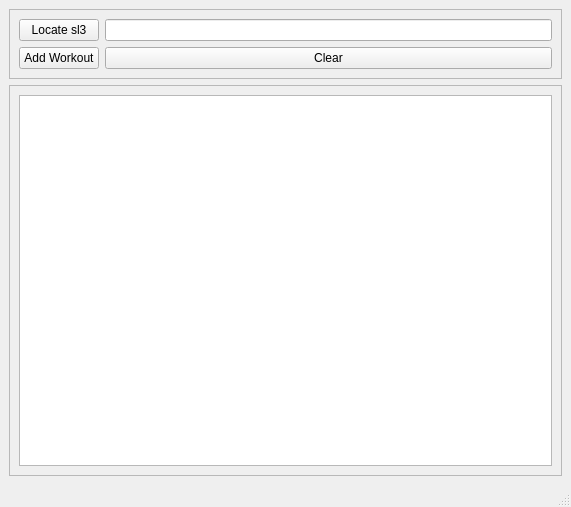
This is layout.ui in HibernatingInsomniac/workout_tracker as Qt 5 draws it before an edit. The edited form follows.
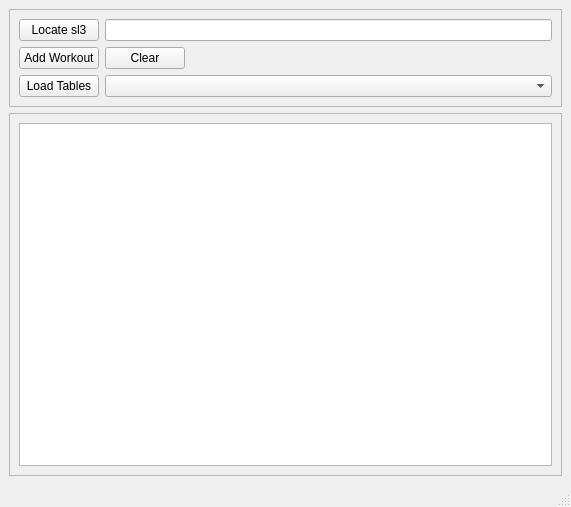
This is the edited form.

Commit message: Added push button and combobox

```diff
--- a/layout.ui
+++ b/layout.ui
@@ -31,7 +31,7 @@
          </property>
         </widget>
        </item>
-       <item row="0" column="1">
+       <item row="0" column="1" colspan="2">
         <widget class="QLineEdit" name="leSl3Location"/>
        </item>
        <item row="1" column="0">
@@ -48,6 +48,29 @@
          </property>
         </widget>
        </item>
+       <item row="1" column="2">
+        <spacer name="horizontalSpacer">
+         <property name="orientation">
+          <enum>Qt::Horizontal</enum>
+         </property>
+         <property name="sizeHint" stdset="0">
+          <size>
+           <width>368</width>
+           <height>20</height>
+          </size>
+         </property>
+        </spacer>
+       </item>
+       <item row="2" column="0">
+        <widget class="QPushButton" name="pbLoadTables">
+         <property name="text">
+          <string>Load Tables</string>
+         </property>
+        </widget>
+       </item>
+       <item row="2" column="1" colspan="2">
+        <widget class="QComboBox" name="cmbTables"/>
+       </item>
       </layout>
      </widget>
     </item>
```
